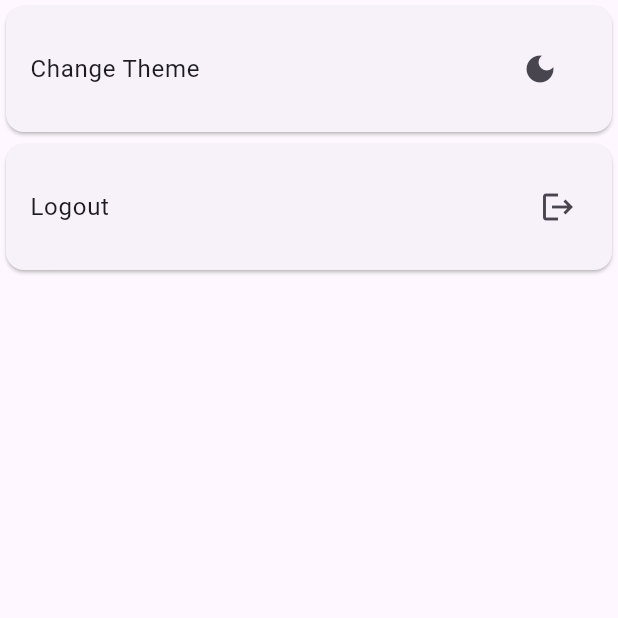
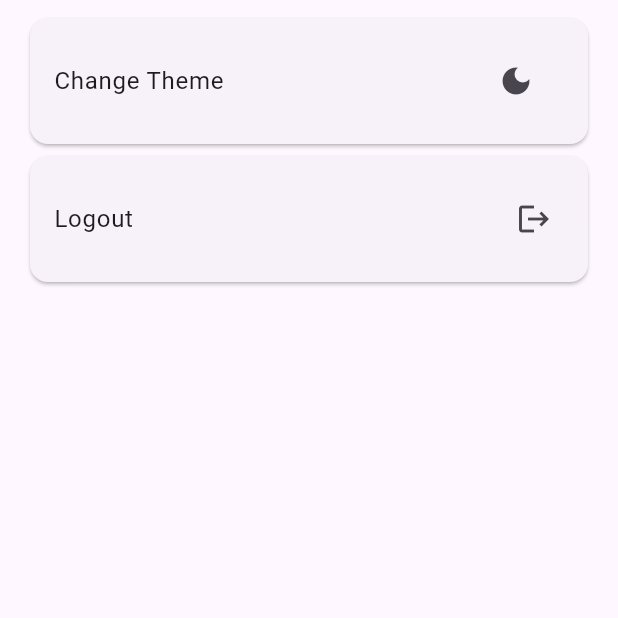
Before and after one commit to ATS527/project_haajar, a Flutter app: the SettingsScreen screen opened directly, on a phone screen of 412 x 824 dp, the top half of it. Run offline on Flutter 3.47's test engine with Material 3 defaults, Android fonts, the phone set to English and light mode, and no system bars; our stand-ins replace appwrite, flutter_dotenv, go_router, signals; network calls fail.

Commit message:
slight ui change to sync

```diff
--- a/lib/screens/home_page_screens/settings_screen.dart
+++ b/lib/screens/home_page_screens/settings_screen.dart
@@ -25,7 +25,9 @@ class _SettingsScreenState extends State<SettingsScreen> {
     return Watch((context) {
       final isDark = auth.themeMode() == ThemeMode.dark;
       return Scaffold(
-        body: Column(
+        body: Padding(
+          padding: const EdgeInsets.symmetric(horizontal: 16, vertical: 8),
+          child: Column(
             children: [
               Card(
                 child: ListTile(
@@ -40,8 +42,8 @@ class _SettingsScreenState extends State<SettingsScreen> {
                     onPressed: () async {
                       auth.themeMode.value =
                           isDark ? ThemeMode.light : ThemeMode.dark;
-                    await auth
-                        .updateUserPrefs({"theme": isDark ? "light" : "dark"});
+                      await auth.updateUserPrefs(
+                          {"theme": isDark ? "light" : "dark"});
                     },
                     icon: Icon(isDark ? Icons.light_mode : Icons.dark_mode),
                   ),
@@ -57,6 +59,7 @@ class _SettingsScreenState extends State<SettingsScreen> {
               ),
               // change theme switch
             ],
+          ),
         ),
       );
     });
```
Lines whose indentation alone changed are shown as unchanged.
